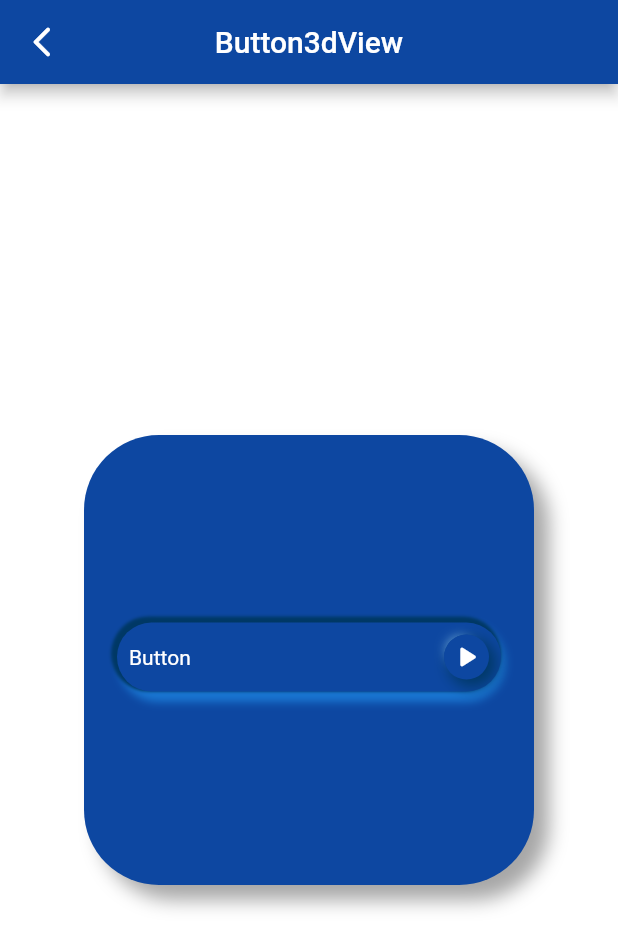
After one commit to Akma1/my-documentation, a Flutter app: the Button3dView screen opened by its route, on a phone screen of 412 x 824 dp. The commit adds this screen. Shown: the top 949 px of the screen. Run offline on Flutter 3.47's test engine with Material 2 defaults, Android fonts, the phone set to English and light mode, and no system bars; our stand-ins replace clay_containers, font_awesome_flutter, get.

Commit message:
adding package clay container, adding new menu documentation Button 3D

```diff
--- /dev/null
+++ b/lib/app/modules/button_3d/views/button_3d_view.dart
@@ -0,0 +1,236 @@
+import 'package:clay_containers/clay_containers.dart';
+import 'package:flutter/material.dart';
+
+import 'package:get/get.dart';
+import 'package:my_documentation/app/widgets/bouncy_button.dart';
+
+import '../controllers/button_3d_controller.dart';
+
+class Button3dView extends GetView<Button3dController> {
+  const Button3dView({Key? key}) : super(key: key);
+  @override
+  Widget build(BuildContext context) {
+    return Scaffold(
+      backgroundColor: Colors.white,
+      appBar: AppBar(
+        title: const Text('Button3dView'),
+        backgroundColor: Colors.blue.shade900,
+        centerTitle: true,
+        leading: GestureDetector(
+          onTap: () {
+            Get.back();
+          },
+          child: const Icon(
+            Icons.arrow_back_ios_new_rounded,
+          ),
+        ),
+      ),
+      body: Column(
+        mainAxisAlignment: MainAxisAlignment.center,
+        children: [
+          Center(
+            child: Container(
+              height: 300,
+              width: 300,
+              padding: const EdgeInsets.all(12),
+              decoration: BoxDecoration(
+                  color: Colors.blue.shade900,
+                  boxShadow: [
+                    BoxShadow(
+                      color: Colors.grey.shade900.withOpacity(.4),
+                      offset: Offset(10, 10),
+                      blurRadius: 10,
+                    )
+                  ],
+                  borderRadius: BorderRadius.circular(50)),
+              child: Column(
+                mainAxisSize: MainAxisSize.min,
+                mainAxisAlignment: MainAxisAlignment.center,
+                children: [
+                  BouncyButton(
+                    onPressed: () {
+                      //
+                    },
+                    child: Center(
+                      child: Container(
+                        height: 70,
+                        decoration: BoxDecoration(
+                          color: Colors.blue.shade900,
+                          borderRadius: BorderRadius.circular(100),
+                        ),
+                        child: Stack(
+                          children: [
+                            Container(
+                              margin: const EdgeInsets.all(8),
+                              decoration: BoxDecoration(boxShadow: [
+                                BoxShadow(
+                                  color: Colors.blue.shade700,
+                                  offset: const Offset(2, 2),
+                                  spreadRadius: -1,
+                                  blurRadius: 4,
+                                )
+                              ], borderRadius: BorderRadius.circular(100)),
+                              child: const Center(
+                                child: Text(
+                                  'Button',
+                                  style: TextStyle(color: Colors.white),
+                                ),
+                              ),
+                            ),
+                            Container(
+                              margin: EdgeInsets.all(10),
+                              decoration: BoxDecoration(
+                                  color: Colors.blue.shade900,
+                                  gradient: LinearGradient(
+                                    begin: Alignment.topLeft,
+                                    end: Alignment.bottomRight,
+                                    colors: <Color>[
+                                      Colors.blue.shade900,
+                                      Colors.blue.shade900,
+                                    ], // Gradient from https://learnui.design/tools/gradient-generator.html
+                                    tileMode: TileMode.mirror,
+                                  ),
+                                  boxShadow: [
+                                    BoxShadow(
+                                      color:
+                                          const Color.fromARGB(255, 0, 56, 101),
+                                      offset: Offset(-2, -2),
+                                      spreadRadius: 2,
+                                      blurRadius: 1,
+                                    )
+                                  ],
+                                  borderRadius: BorderRadius.circular(100)),
+                              child: Padding(
+                                padding: const EdgeInsets.all(8.0),
+                                child: Row(
+                                  crossAxisAlignment: CrossAxisAlignment.center,
+                                  mainAxisAlignment:
+                                      MainAxisAlignment.spaceBetween,
+                                  children: [
+                                    Text(
+                                      'Button',
+                                      style: TextStyle(color: Colors.white),
+                                    ),
+                                    Stack(
+                                      children: [
+                                        Container(
+                                          width: 30,
+                                          height: 30,
+                                          decoration: BoxDecoration(
+                                              color: Colors.blue.shade900,
+                                              borderRadius:
+                                                  BorderRadius.circular(30),
+                                              boxShadow: [
+                                                BoxShadow(
+                                                    color: Colors.blue.shade200,
+                                                    offset: Offset(-4, -4),
+                                                    spreadRadius: -6,
+                                                    blurRadius: 6)
+                                              ]),
+                                          child: Center(
+                                            child: Icon(
+                                              Icons.play_arrow_rounded,
+                                              color: Colors.white,
+                                            ),
+                                          ),
+                                        ),
+                                        Container(
+                                          width: 30,
+                                          height: 30,
+                                          decoration: BoxDecoration(
+                                              color: Colors.blue.shade900,
+                                              borderRadius:
+                                                  BorderRadius.circular(30),
+                                              boxShadow: [
+                                                BoxShadow(
+                                                    color: Color.fromARGB(
+                                                        255, 0, 56, 101),
+                                                    offset: Offset(4, 4),
+                                                    spreadRadius: 1,
+                                                    blurRadius: 8)
+                                              ]),
+                                          child: Center(
+                                            child: Icon(
+                                              Icons.play_arrow_rounded,
+                                              color: Colors.white,
+                                            ),
+                                          ),
+                                        ),
+                                      ],
+                                    ),
+                                  ],
+                                ),
+                              ),
+                            ),
+                          ],
+                        ),
+                      ),
+                    ),
+                  ),
+                ],
+              ),
+            ),
+          ),
+        ],
+      ),
+    );
+  }
+
+  BouncyButton buildButtonOutline3D() {
+    return BouncyButton(
+      onPressed: () {
+        //
+      },
+      child: Center(
+        child: Container(
+          width: 100,
+          height: 50,
+          decoration: BoxDecoration(
+              color: Colors.blue.shade700,
+              borderRadius: BorderRadius.circular(100)),
+          child: Stack(
+            children: [
+              Container(
+                margin: EdgeInsets.all(8),
+                decoration: BoxDecoration(boxShadow: [
+                  BoxShadow(
+                    color: Colors.white,
+                    offset: Offset(1, 2),
+                    spreadRadius: -2,
+                    blurRadius: 6,
+                  )
+                ], borderRadius: BorderRadius.circular(100)),
+                child: const Center(
+                  child: Text(
+                    'Button',
+                    style: TextStyle(color: Colors.white),
+                  ),
+                ),
+              ),
+              Container(
+                margin: EdgeInsets.all(8),
+                decoration: BoxDecoration(
+                    color: Colors.blue.shade900,
+                    boxShadow: [
+                      BoxShadow(
+                        color: Colors.black,
+                        offset: Offset(-1, -2),
+                        spreadRadius: -2,
+                        blurRadius: 6,
+                      )
+                    ],
+                    borderRadius: BorderRadius.circular(100)),
+                child: const Center(
+                  child: Text(
+                    'Button',
+                    style: TextStyle(color: Colors.white),
+                  ),
+                ),
+              ),
+            ],
+          ),
+        ),
+      ),
+    );
+  }
+}
--- a/lib/app/routes/app_pages.dart
+++ b/lib/app/routes/app_pages.dart
@@ -1,5 +1,7 @@
 import 'package:get/get.dart';
 
+import '../modules/button_3d/bindings/button_3d_binding.dart';
+import '../modules/button_3d/views/button_3d_view.dart';
 import '../modules/home/bindings/home_binding.dart';
 import '../modules/home/views/home_view.dart';
 import '../modules/reels/bindings/reels_binding.dart';
@@ -23,5 +25,10 @@ class AppPages {
       page: () => const ReelsView(),
       binding: ReelsBinding(),
     ),
+    GetPage(
+      name: _Paths.BUTTON_3D,
+      page: () => const Button3dView(),
+      binding: Button3dBinding(),
+    ),
   ];
 }
--- a/lib/app/routes/app_routes.dart
+++ b/lib/app/routes/app_routes.dart
@@ -5,10 +5,12 @@ abstract class Routes {
   Routes._();
   static const HOME = _Paths.HOME;
   static const REELS = _Paths.REELS;
+  static const BUTTON_3D = _Paths.BUTTON_3D;
 }
 
 abstract class _Paths {
   _Paths._();
   static const HOME = '/home';
   static const REELS = '/reels';
+  static const BUTTON_3D = '/button-3d';
 }
--- a/pubspec.yaml
+++ b/pubspec.yaml
@@ -13,6 +13,7 @@ dependencies:
   video_player: ^2.7.0
   font_awesome_flutter: ^10.5.0
   tutorial_coach_mark: ^1.2.9
+  clay_containers: ^0.3.2
 
 dev_dependencies:
   build_runner: ^2.4.6
```
Also changed, not shown: lib/app/modules/button_3d/bindings/button_3d_binding.dart (added, +12 -0 lines), lib/app/modules/button_3d/controllers/button_3d_controller.dart (added, +23 -0 lines), lib/app/modules/home/views/home_view.dart (+29 -0 lines), lib/app/modules/reels/views/reels_view.dart (+7 -0 lines), pubspec.lock.
